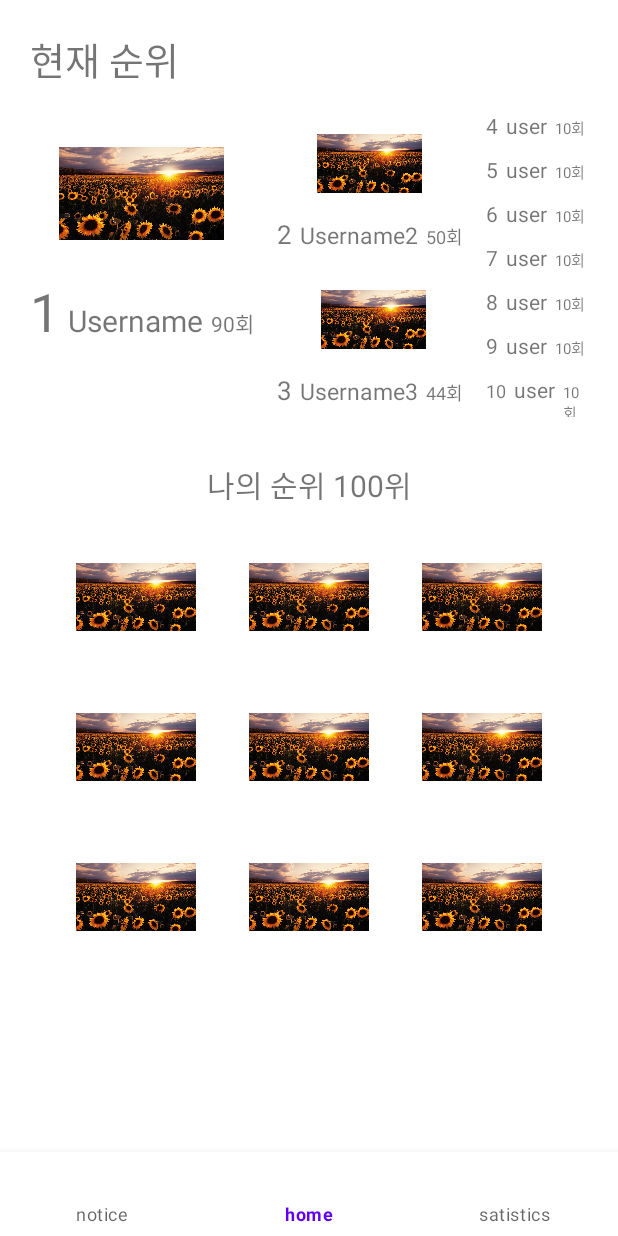
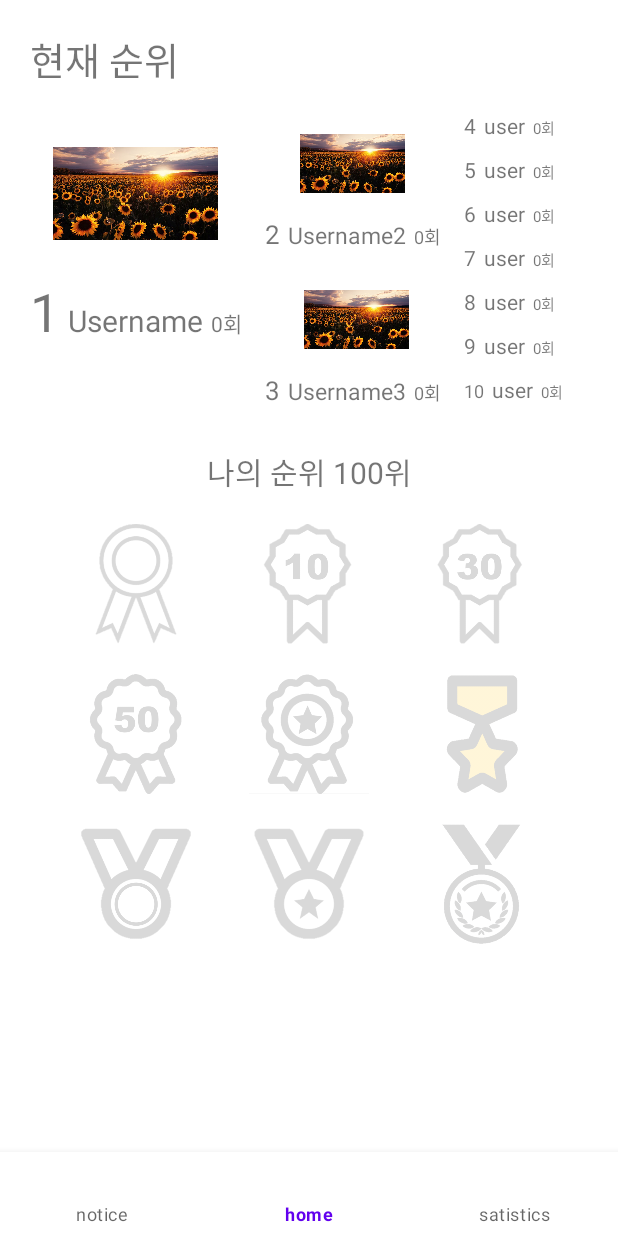
Before and after one commit to Kwonminwoo/plogging-android, an Android app: the fragment StatisticsFragment placed in its activity, item 2 of the bottom bar chosen, on a phone screen of 412 x 824 dp. Run offline under Robolectric (Android 15) with nearby library versions, the phone set to English and light mode, and no system bars; libraries missing offline, so code that uses them is left out: com.kakao.sdk.

Commit message:
뱃지 업데이트

```diff
--- a/app/src/main/java/com/example/plogging/home/HomeFragment.java
+++ b/app/src/main/java/com/example/plogging/home/HomeFragment.java
@@ -28,22 +28,20 @@ import retrofit2.Retrofit;
 
 
 public class HomeFragment extends Fragment {
-    TextView userName[] = new TextView[10];
-    TextView userPostNum[] = new TextView[10];
-    ImageView userImage[] = new ImageView[3];
+    private TextView userName[] = new TextView[10];
+    private TextView userPostNum[] = new TextView[10];
+    private ImageView userImage[] = new ImageView[3];
 
-    int[] nameId = {R.id.user_name_1, R.id.user_name_2, R.id.user_name_3,
+    private int[] nameId = {R.id.user_name_1, R.id.user_name_2, R.id.user_name_3,
             R.id.user_name_4, R.id.user_name_5, R.id.user_name_6, R.id.user_name_7,
             R.id.user_name_8, R.id.user_name_9, R.id.user_name_10};
 
-    int[] postNumId = {R.id.user_postNum_1, R.id.user_postNum_2, R.id.user_postNum_3,
+    private int[] postNumId = {R.id.user_postNum_1, R.id.user_postNum_2, R.id.user_postNum_3,
             R.id.user_postNum_4, R.id.user_postNum_5, R.id.user_postNum_6, R.id.user_postNum_7,
             R.id.user_postNum_8, R.id.user_postNum_9, R.id.user_postNum_10};
 
-    int[] imageId = {R.id.user_image_1, R.id.user_image_2, R.id.user_image_3};
-
-
-    TextView myRank;
+    private int[] imageId = {R.id.user_image_1, R.id.user_image_2, R.id.user_image_3};
+    private TextView myRank;
 
     @Override
     public void onCreate(@Nullable Bundle savedInstanceState) {
@@ -73,15 +71,15 @@ public class HomeFragment extends Fragment {
 
     private void setRank(List<User> list){
         Collections.sort(list, Collections.reverseOrder());
-        userName[0].setText(list.get(0).getUserName());
         for(int i = 0;i < list.size();i++){
             userName[i].setText(list.get(i).getUserName());
-            userPostNum[i].setText(Integer.toString(list.get(i).getPostNum()));
+            userPostNum[i].setText(list.get(i).getPostNum()+ "회");
         }
         for(int i = 0;i < ((list.size() < userImage.length) ? list.size():userImage.length);i++){
             userImage[i].setImageAlpha(R.drawable.ic_launcher_foreground);
         }
 
+        myRank.setText("1");
     }
 
     private void getUserData(){
--- a/app/src/main/java/com/example/plogging/statistics/StatisticsFragment.java
+++ b/app/src/main/java/com/example/plogging/statistics/StatisticsFragment.java
@@ -13,6 +13,8 @@ import android.widget.AdapterView;
 import android.widget.ArrayAdapter;
 import android.widget.Spinner;
 import android.widget.TextView;
+import android.widget.Toast;
+
 import com.example.plogging.R;
 import com.example.plogging.dto.User;
 import com.example.plogging.notice.Notice;
@@ -33,10 +35,17 @@ public class StatisticsFragment extends Fragment {
     private StatisticsAdapter adapter[] = new StatisticsAdapter[12];
     private List<Notice> noticeList[] = new List[12];
 
+    private int[] recyclerViewId = {R.id.rec_statistics_1, R.id.rec_statistics_2, R.id.rec_statistics_3,
+            R.id.rec_statistics_4, R.id.rec_statistics_5, R.id.rec_statistics_6,
+            R.id.rec_statistics_7, R.id.rec_statistics_8, R.id.rec_statistics_9,
+            R.id.rec_statistics_10, R.id.rec_statistics_11, R.id.rec_statistics_12, };
+
     private MyPlogging myPlogging;
     private List<MyPloggingData> ploggingList[] = new List[12];
     private Spinner spinner;
     private TextView userName;
+
+    private int findYear = 2022;
 
 
     String[] items = {"2022", "2021", "2020"};
@@ -56,9 +65,32 @@ public class StatisticsFragment extends Fragment {
                              Bundle savedInstanceState) {
         ViewGroup rootView = (ViewGroup)inflater.inflate(R.layout.fragment_statistics, container, false);
 
-        myPlogging.deleteAll();
+        setUser();
+
         userName = rootView.findViewById(R.id.statistics_user_name);
         spinner = rootView.findViewById(R.id.spinner1);
+
+
+        addMyPlogging("2022-1-3", "대구");
+        addMyPlogging("2022-2-5", "서울");
+        addMyPlogging("2022-3-5", "부산");
+
+
+
+
+
+        setSpinner(rootView);
+
+        return rootView;
+    }
+
+    @Override
+    public void onStop() {
+        super.onStop();
+        myPlogging.deleteAll();
+    }
+
+    private void setSpinner(ViewGroup rootView){
 
         ArrayAdapter<String> adapter = new ArrayAdapter<String>(
                 //API에 만들어져 있는 R.layout.simple_spinner...를 씀
@@ -75,54 +107,25 @@ public class StatisticsFragment extends Fragment {
             @Override
             public void onItemSelected(AdapterView<?> parent, View view, int position, long id) {
                 // 선택했을 때 실행 코드
-                //textView.setText(items[position]);
-                //userName.setText(items[position]);
+                ploggingList[0] = getPloggingData(findYear, 1);
+                ploggingList[1] = getPloggingData(findYear, 2);
+                ploggingList[2] = getPloggingData(findYear, 3);
+                setRecyclerViewData();
+                initRecyclerView(rootView);
+                findYear = Integer.parseInt(items[position]);
             }
 
             // 아무것도 선택되지 않은 상태일 때
             @Override
             public void onNothingSelected(AdapterView<?> parent) {
-                //선택 되지 않았을 때 코드
-                //2022
-                //textView.setText("선택: ");
             }
         });
-
-
-
-//        ploggingList = getPloggingData(2022, 1);
-
-        addMyPlogging("2022-1-3", "대구");
-        addMyPlogging("2022-2-5", "서울");
-        addMyPlogging("2022-3-5", "부산");
-
-        ploggingList[0] = getPloggingData(2022, 1);
-        ploggingList[1] = getPloggingData(2022, 2);
-        ploggingList[2] = getPloggingData(2022, 3);
-
-        setRecyclerViewData();
-        initRecyclerView(rootView);
-
-        setUser();
-
-        return rootView;
     }
 
     private void initRecyclerView(ViewGroup rootView) {
-        recyclerView[0] = rootView.findViewById(R.id.rec_statistics_1);
-        recyclerView[1] = rootView.findViewById(R.id.rec_statistics_2);
-        recyclerView[2] = rootView.findViewById(R.id.rec_statistics_3);
-        recyclerView[3] = rootView.findViewById(R.id.rec_statistics_4);
-        recyclerView[4] = rootView.findViewById(R.id.rec_statistics_5);
-        recyclerView[5] = rootView.findViewById(R.id.rec_statistics_6);
-        recyclerView[6] = rootView.findViewById(R.id.rec_statistics_7);
-        recyclerView[7] = rootView.findViewById(R.id.rec_statistics_8);
-        recyclerView[8] = rootView.findViewById(R.id.rec_statistics_9);
-        recyclerView[9] = rootView.findViewById(R.id.rec_statistics_10);
-        recyclerView[10] = rootView.findViewById(R.id.rec_statistics_11);
-        recyclerView[11] = rootView.findViewById(R.id.rec_statistics_12);
 
         for(int i = 0;i < recyclerView.length;i++){
+            recyclerView[i] = rootView.findViewById(recyclerViewId[i]);
             recyclerView[i].setAdapter(adapter[i]);
             recyclerView[i].setLayoutManager(new LinearLayoutManager(getContext(), RecyclerView.HORIZONTAL, false));
         }
@@ -153,6 +156,8 @@ public class StatisticsFragment extends Fragment {
     }
 
     private void setRecyclerViewData(){
+        System.out.println(noticeList.length + "dasfasdasfsaad");
+        // 월별 출력
         for(int i = 0;i < noticeList.length;i++){
             adapter[i] = new StatisticsAdapter(ploggingList[i]);
         }
--- a/app/src/main/res/layout/fragment_home.xml
+++ b/app/src/main/res/layout/fragment_home.xml
@@ -58,7 +58,7 @@
                     android:id="@+id/user_postNum_1"
                     android:layout_width="wrap_content"
                     android:layout_height="wrap_content"
-                    android:text="90회" />
+                    android:text="0회" />
 
             </LinearLayout>
         </LinearLayout>
@@ -104,7 +104,7 @@
                         android:layout_width="wrap_content"
                         android:layout_height="wrap_content"
                         android:textSize="12dp"
-                        android:text="50회" />
+                        android:text="0회" />
                 </LinearLayout>
 
 
@@ -147,7 +147,7 @@
                         android:layout_height="wrap_content"
                         android:layout_marginRight="5dp"
                         android:textSize="12dp"
-                        android:text="44회" />
+                        android:text="0회" />
                 </LinearLayout>
 
 
@@ -182,7 +182,7 @@
                     android:layout_width="wrap_content"
                     android:layout_height="wrap_content"
                     android:textSize="10dp"
-                    android:text="10회" />
+                    android:text="0회" />
 
             </LinearLayout>
             <LinearLayout
@@ -209,7 +209,7 @@
                     android:layout_width="wrap_content"
                     android:layout_height="wrap_content"
                     android:textSize="10dp"
-                    android:text="10회" />
+                    android:text="0회" />
             </LinearLayout>
 
             <LinearLayout
@@ -236,7 +236,7 @@
                     android:layout_width="wrap_content"
                     android:layout_height="wrap_content"
                     android:textSize="10dp"
-                    android:text="10회" />
+                    android:text="0회" />
 
             </LinearLayout>
             <LinearLayout
@@ -263,7 +263,7 @@
                     android:layout_width="wrap_content"
                     android:layout_height="wrap_content"
                     android:textSize="10dp"
-                    android:text="10회" />
+                    android:text="0회" />
 
             </LinearLayout>
             <LinearLayout
@@ -290,7 +290,7 @@
                     android:layout_width="wrap_content"
                     android:layout_height="wrap_content"
                     android:textSize="10dp"
-                    android:text="10회" />
+                    android:text="0회" />
 
             </LinearLayout>
             <LinearLayout
@@ -317,7 +317,7 @@
                     android:layout_width="wrap_content"
                     android:layout_height="wrap_content"
                     android:textSize="10dp"
-                    android:text="10회" />
+                    android:text="0회" />
 
             </LinearLayout>
             <LinearLayout
@@ -345,7 +345,7 @@
                     android:layout_width="wrap_content"
                     android:layout_height="wrap_content"
                     android:textSize="10dp"
-                    android:text="10회" />
+                    android:text="0회" />
 
             </LinearLayout>
         </LinearLayout>
@@ -375,18 +375,21 @@
             <ImageView
                 android:layout_width="80dp"
                 android:layout_height="80dp"
-                android:src="@drawable/practice" />
+                android:src="@drawable/badge1"
+                android:alpha="0.15"/>
 
             <ImageView
                 android:layout_width="80dp"
                 android:layout_height="80dp"
                 android:layout_marginLeft="35dp"
                 android:layout_marginRight="35dp"
-                android:src="@drawable/practice" />
+                android:alpha="0.15"
+                android:src="@drawable/badge2" />
             <ImageView
                 android:layout_width="80dp"
                 android:layout_height="80dp"
-                android:src="@drawable/practice" />
+                android:alpha="0.15"
+                android:src="@drawable/badge3" />
 
         </LinearLayout>
         <LinearLayout
@@ -399,18 +402,21 @@
             <ImageView
                 android:layout_width="80dp"
                 android:layout_height="80dp"
-                android:src="@drawable/practice" />
+                android:alpha="0.15"
+                android:src="@drawable/badge4" />
 
             <ImageView
                 android:layout_width="80dp"
                 android:layout_height="80dp"
                 android:layout_marginLeft="35dp"
                 android:layout_marginRight="35dp"
-                android:src="@drawable/practice" />
+                android:alpha="0.15"
+                android:src="@drawable/badge5" />
             <ImageView
                 android:layout_width="80dp"
                 android:layout_height="80dp"
-                android:src="@drawable/practice" />
+                android:alpha="0.15"
+                android:src="@drawable/badge6" />
 
         </LinearLayout>
         <LinearLayout
@@ -423,18 +429,21 @@
             <ImageView
                 android:layout_width="80dp"
                 android:layout_height="80dp"
-                android:src="@drawable/practice" />
+                android:alpha="0.15"
+                android:src="@drawable/badge7" />
 
             <ImageView
                 android:layout_width="80dp"
                 android:layout_height="80dp"
                 android:layout_marginLeft="35dp"
                 android:layout_marginRight="35dp"
-                android:src="@drawable/practice" />
+                android:alpha="0.15"
+                android:src="@drawable/badge8" />
             <ImageView
                 android:layout_width="80dp"
                 android:layout_height="80dp"
-                android:src="@drawable/practice" />
+                android:alpha="0.15"
+                android:src="@drawable/badge9" />
 
         </LinearLayout>
     </LinearLayout>
```
Also changed, not shown: app/src/main/res/drawable-v24/badge1.png (added), app/src/main/res/drawable-v24/badge2.png (added), app/src/main/res/drawable-v24/badge3.png (added), app/src/main/res/drawable-v24/badge4.png (added), app/src/main/res/drawable-v24/badge5.png (added), app/src/main/res/drawable-v24/badge6.png (added), app/src/main/res/drawable-v24/badge7.png (added), app/src/main/res/drawable-v24/badge8.png (added), app/src/main/res/drawable-v24/badge9.png (added).
